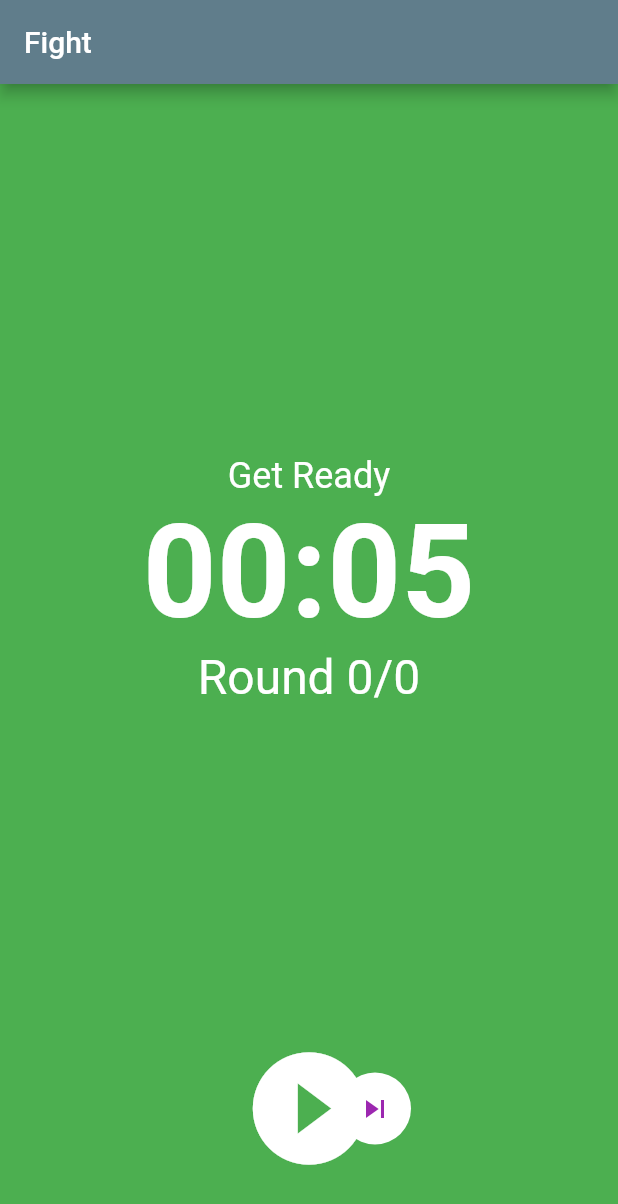
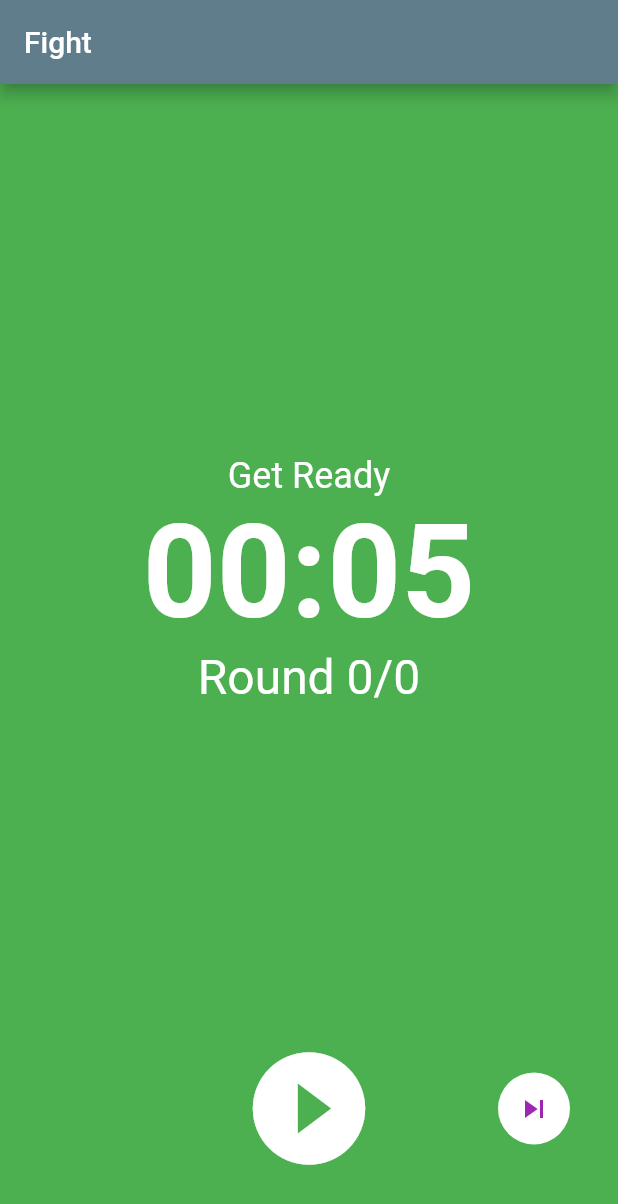
Before and after one commit to oclockvn/boxing_timer, a Flutter app: the TrainingPage screen opened directly with empty values, after a tap on the "pause circle filled" icon, on a phone screen of 412 x 824 dp. Shown: the top 1204 px of the screen. Run offline on Flutter 3.47's test engine with Material 2 defaults, Android fonts, the phone set to English and light mode, and no system bars; our stand-ins replace rxdart.

Commit message:
right align the next button

```diff
--- a/src/lib/ui/training.dart
+++ b/src/lib/ui/training.dart
@@ -66,8 +66,8 @@ class _TrainingState extends State<TrainingPage> {
             iconSize: SIZES.iconButtonSize,
           ),
         if (!_viewmodel.isRunning)
-          Positioned(
-            right: SIZES.iconButtonSize + 16,
+          Align(
+            alignment: Alignment.centerRight,
             child: Container(
               decoration: BoxDecoration(
                 shape: BoxShape.circle,
```
